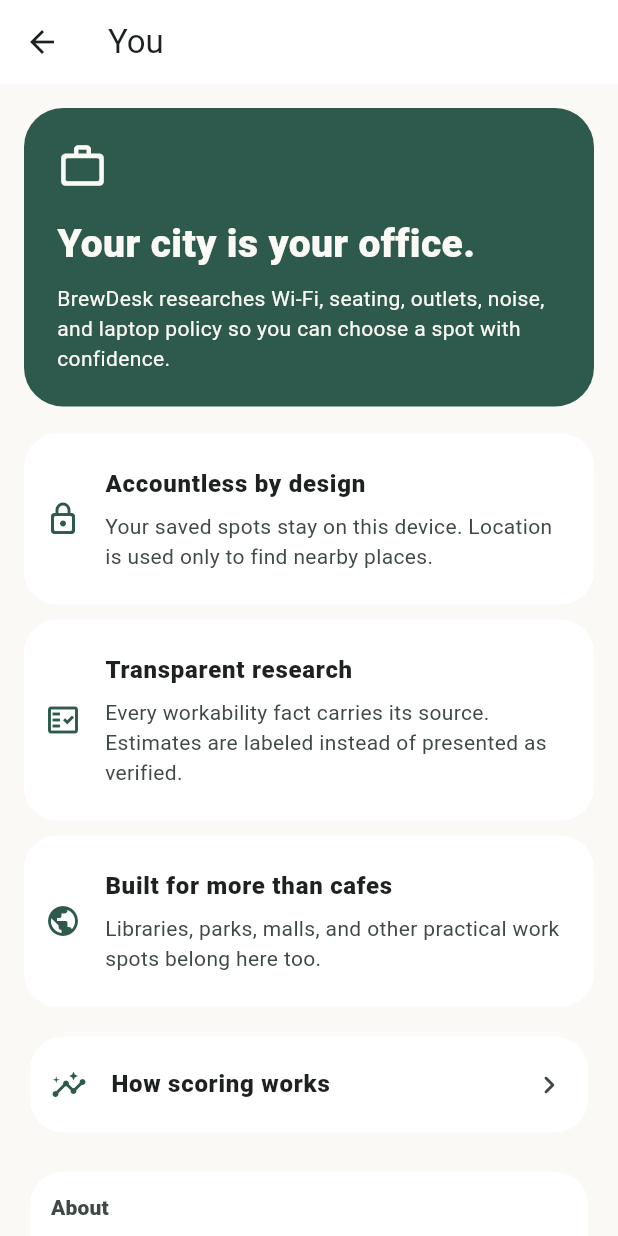
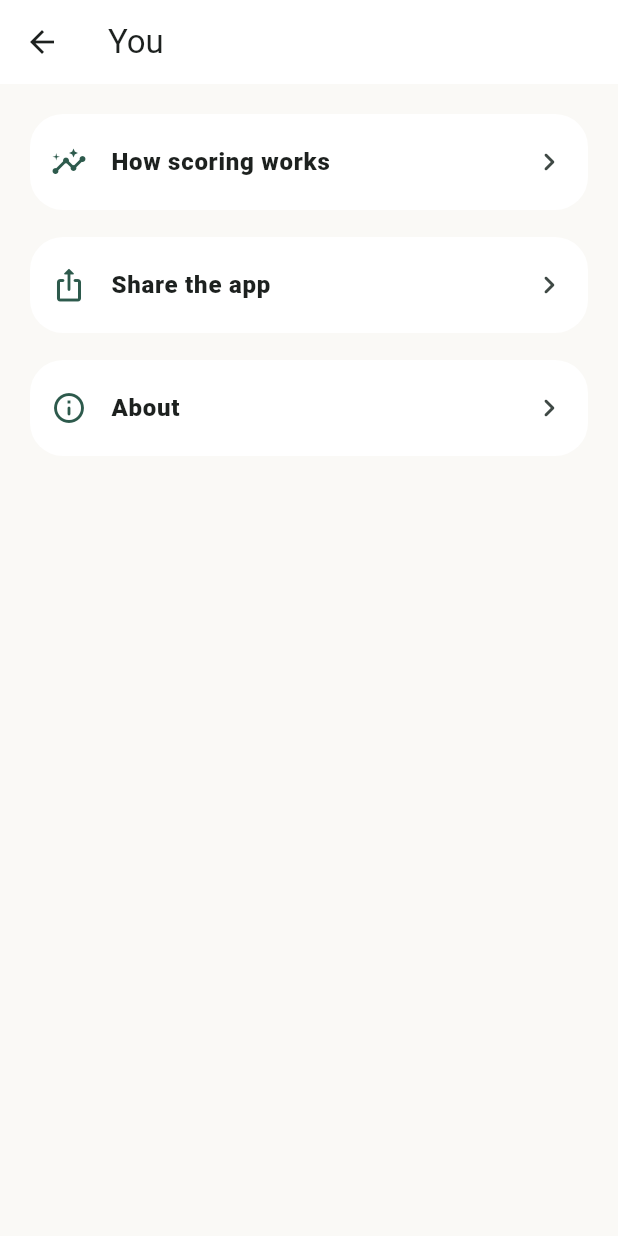
Before and after one commit to mrbam88/bamware-brewdesk-flutter, a Flutter app: the ProfileScreen screen opened directly, on a phone screen of 412 x 824 dp. Run offline on Flutter 3.47's test engine with Material 3 defaults, Android fonts, the phone set to English and light mode, and no system bars; our stand-ins replace connectivity_plus, flutter_map, geolocator, latlong2, package_info_plus, share_plus and 1 more; missing offline and left inert: file_selector; accounts and stored records are empty.

Commit message:
feat(you): compact profile surface, About behind a detail nav (#32)
The You tab was one long splash of hero card + honesty cards +
methodology + legal links. Restructure it Atly-style: a compact list of
nav rows (How scoring works, Share the app, About), with the hero card,
honesty cards, and Support/Privacy/Terms/license/version content now
living behind the About row in a new AboutScreen detail push.

- lib/ui/features/profile/profile_screen.dart: trimmed to the compact
  list; adds an injectable shareApp seam for the new Share-the-app row
  (share_plus) and leaves a `#120 account card slot` comment where the
  future account card goes (out of scope here).
- lib/ui/features/profile/about_screen.dart: new — carries the hero
  card, honesty cards, and the existing Support/Privacy/Terms/
  licenses/version block, unchanged apart from the move.
- l10n: adds profileShareApp and profileAboutTitle in en/es.
- tests: profile_screen_test.dart now covers the compact list, the
  About row opening AboutScreen with the moved content, and the share
  seam; about_screen_test.dart takes over the moved
  version/support/privacy/terms/license coverage; l10n_es_smoke_test
  updated to check the You tab's compact list in Spanish and the hero
  string behind the About row.

Gates:
- flutter gen-l10n && flutter analyze: No issues found!
- flutter test: All tests passed! (110 tests)
- dart format --set-exit-if-changed .: 63 files, 0 changed
- gitleaks detect --source .: no leaks found

Closes #32

Co-Authored-By: Claude Fable 5 <noreply@anthropic.com>
Claude-Session: https://claude.ai/code/session_017FJ5wpc7o6XbHAzDveCgxX

```diff
--- a/lib/l10n/app_en.arb
+++ b/lib/l10n/app_en.arb
@@ -123,6 +123,8 @@
   "profileMoreThanCafesTitle": "Built for more than cafes",
   "profileMoreThanCafesBody": "Libraries, parks, malls, and other practical work spots belong here too.",
   "profileHowScoringWorks": "How scoring works",
+  "profileShareApp": "Share the app",
+  "profileAboutTitle": "About",
   "profileAboutSectionTitle": "About",
   "profileSupport": "Support",
   "profilePrivacyPolicy": "Privacy Policy",
--- a/lib/l10n/app_es.arb
+++ b/lib/l10n/app_es.arb
@@ -90,6 +90,8 @@
   "profileMoreThanCafesTitle": "Pensado para más que cafeterías",
   "profileMoreThanCafesBody": "Bibliotecas, parques, centros comerciales y otros lugares prácticos para trabajar también tienen su lugar aquí.",
   "profileHowScoringWorks": "Cómo funciona la puntuación",
+  "profileShareApp": "Compartir la app",
+  "profileAboutTitle": "Acerca de",
   "profileAboutSectionTitle": "Acerca de",
   "profileSupport": "Soporte",
   "profilePrivacyPolicy": "Política de privacidad",
--- a/lib/l10n/app_localizations.dart
+++ b/lib/l10n/app_localizations.dart
@@ -578,6 +578,18 @@ abstract class AppLocalizations {
   /// **'How scoring works'**
   String get profileHowScoringWorks;
 
+  /// No description provided for @profileShareApp.
+  ///
+  /// In en, this message translates to:
+  /// **'Share the app'**
+  String get profileShareApp;
+
+  /// No description provided for @profileAboutTitle.
+  ///
+  /// In en, this message translates to:
+  /// **'About'**
+  String get profileAboutTitle;
+
   /// No description provided for @profileAboutSectionTitle.
   ///
   /// In en, this message translates to:
--- a/lib/l10n/app_localizations_en.dart
+++ b/lib/l10n/app_localizations_en.dart
@@ -278,6 +278,12 @@ class AppLocalizationsEn extends AppLocalizations {
   String get profileHowScoringWorks => 'How scoring works';
 
   @override
+  String get profileShareApp => 'Share the app';
+
+  @override
+  String get profileAboutTitle => 'About';
+
+  @override
   String get profileAboutSectionTitle => 'About';
 
   @override
--- a/lib/l10n/app_localizations_es.dart
+++ b/lib/l10n/app_localizations_es.dart
@@ -282,6 +282,12 @@ class AppLocalizationsEs extends AppLocalizations {
   String get profileHowScoringWorks => 'Cómo funciona la puntuación';
 
   @override
+  String get profileShareApp => 'Compartir la app';
+
+  @override
+  String get profileAboutTitle => 'Acerca de';
+
+  @override
   String get profileAboutSectionTitle => 'Acerca de';
 
   @override
--- a/lib/ui/features/profile/profile_screen.dart
+++ b/lib/ui/features/profile/profile_screen.dart
@@ -1,13 +1,23 @@
 import 'package:flutter/material.dart';
-import 'package:package_info_plus/package_info_plus.dart';
-import 'package:url_launcher/url_launcher.dart';
+import 'package:share_plus/share_plus.dart';
 
 import '../../../l10n/app_localizations.dart';
-import '../../core/app_theme.dart';
 import '../methodology/methodology_screen.dart';
+import 'about_screen.dart';
 
+/// The You tab (brewdesk-flutter#32): a compact, Atly-style profile list.
+/// The hero card, honesty cards, and Support/Privacy/Terms/license/version
+/// content that used to splash across this surface now live behind the
+/// About row in [AboutScreen] — a detail nav, not front-page content.
 class ProfileScreen extends StatelessWidget {
-  const ProfileScreen({super.key});
+  const ProfileScreen({super.key, this.shareApp});
+
+  /// Test seam: overrides the default [SharePlus] call so widget tests
+  /// don't hit a real platform channel.
+  final Future<void> Function(String text)? shareApp;
+
+  static const _shareText =
+      'BrewDesk — find your next work spot: https://bamware.io/brewdesk';
 
   @override
   Widget build(BuildContext context) {
@@ -17,54 +27,7 @@ class ProfileScreen extends StatelessWidget {
       body: ListView(
         padding: const EdgeInsets.all(16),
         children: [
-          Container(
-            padding: const EdgeInsets.all(22),
-            decoration: BoxDecoration(
-              color: AppColors.green,
-              borderRadius: BorderRadius.circular(26),
-            ),
-            child: Column(
-              crossAxisAlignment: CrossAxisAlignment.start,
-              children: [
-                const Icon(
-                  Icons.work_outline_rounded,
-                  color: AppColors.cream,
-                  size: 34,
-                ),
-                const SizedBox(height: 16),
-                Text(
-                  l10n.profileHeroTitle,
-                  style: const TextStyle(
-                    color: AppColors.cream,
-                    fontSize: 26,
-                    fontWeight: FontWeight.w900,
-                  ),
-                ),
-                const SizedBox(height: 8),
-                Text(
-                  l10n.profileHeroBody,
-                  style: const TextStyle(color: AppColors.cream, height: 1.4),
-                ),
-              ],
-            ),
-          ),
-          const SizedBox(height: 18),
-          _InfoTile(
-            icon: Icons.lock_outline_rounded,
-            title: l10n.profileAccountlessTitle,
-            subtitle: l10n.profileAccountlessBody,
-          ),
-          _InfoTile(
-            icon: Icons.fact_check_outlined,
-            title: l10n.profileTransparentTitle,
-            subtitle: l10n.profileTransparentBody,
-          ),
-          _InfoTile(
-            icon: Icons.public_rounded,
-            title: l10n.profileMoreThanCafesTitle,
-            subtitle: l10n.profileMoreThanCafesBody,
-          ),
-          const SizedBox(height: 6),
+          // #120 account card slot
           _NavTile(
             icon: Icons.insights_rounded,
             title: l10n.profileHowScoringWorks,
@@ -72,38 +35,31 @@ class ProfileScreen extends StatelessWidget {
               MaterialPageRoute(builder: (_) => const MethodologyScreen()),
             ),
           ),
-          const SizedBox(height: 18),
-          const _AboutSection(),
+          const SizedBox(height: 10),
+          _NavTile(
+            icon: Icons.ios_share_rounded,
+            title: l10n.profileShareApp,
+            onTap: _shareTheApp,
+          ),
+          const SizedBox(height: 10),
+          _NavTile(
+            icon: Icons.info_outline_rounded,
+            title: l10n.profileAboutTitle,
+            onTap: () => Navigator.of(context)
+                .push(MaterialPageRoute(builder: (_) => const AboutScreen())),
+          ),
         ],
       ),
     );
   }
-}
 
-class _InfoTile extends StatelessWidget {
-  const _InfoTile({
-    required this.icon,
-    required this.title,
-    required this.subtitle,
-  });
-  final IconData icon;
-  final String title;
-  final String subtitle;
+  Future<void> _shareTheApp() {
+    final share = shareApp ?? _defaultShare;
+    return share(_shareText);
+  }
 
-  @override
-  Widget build(BuildContext context) {
-    return Card(
-      margin: const EdgeInsets.only(bottom: 10),
-      child: ListTile(
-        contentPadding: const EdgeInsets.all(14),
-        leading: Icon(icon, color: Theme.of(context).colorScheme.primary),
-        title: Text(title, style: const TextStyle(fontWeight: FontWeight.w800)),
-        subtitle: Padding(
-          padding: const EdgeInsets.only(top: 6),
-          child: Text(subtitle),
-        ),
-      ),
-    );
+  Future<void> _defaultShare(String text) async {
+    await SharePlus.instance.share(ShareParams(text: text));
   }
 }
 
@@ -131,124 +87,3 @@ class _NavTile extends StatelessWidget {
     );
   }
 }
-
-/// Support/legal/version rows (brewdesk-flutter#9). Mirrors the iOS You
-/// tab's About section — Support, Privacy Policy, Terms of Use, open-source
-/// licenses, and the real package version.
-class _AboutSection extends StatelessWidget {
-  const _AboutSection();
-
-  static final Uri _supportUri = Uri.parse(
-    'https://bamware.io/brewdesk/support',
-  );
-  static final Uri _privacyUri = Uri.parse(
-    'https://bamware.io/brewdesk/privacy',
-  );
-  static final Uri _termsUri = Uri.parse('https://bamware.io/brewdesk/terms');
-
-  @override
-  Widget build(BuildContext context) {
-    final theme = Theme.of(context);
-    final l10n = AppLocalizations.of(context)!;
-    return Card(
-      child: Column(
-        children: [
-          Padding(
-            padding: const EdgeInsets.fromLTRB(14, 14, 14, 4),
-            child: Align(
-              alignment: Alignment.centerLeft,
-              child: Text(
-                l10n.profileAboutSectionTitle,
-                style: theme.textTheme.labelLarge?.copyWith(
-                  fontWeight: FontWeight.w800,
-                  color: theme.colorScheme.onSurfaceVariant,
-                ),
-              ),
-            ),
-          ),
-          _AboutRow(
-            icon: Icons.mail_outline_rounded,
-            label: l10n.profileSupport,
-            onTap: () => launchUrl(_supportUri),
-          ),
-          _AboutRow(
-            icon: Icons.privacy_tip_outlined,
-            label: l10n.profilePrivacyPolicy,
-            onTap: () => launchUrl(_privacyUri),
-          ),
-          _AboutRow(
-            icon: Icons.gavel_outlined,
-            label: l10n.profileTermsOfUse,
-            onTap: () => launchUrl(_termsUri),
-          ),
-          _AboutRow(
-            icon: Icons.description_outlined,
-            label: l10n.profileOpenSourceLicenses,
-            onTap: () =>
-                showLicensePage(context: context, applicationName: 'BrewDesk'),
-          ),
-          const _VersionRow(),
-        ],
-      ),
-    );
-  }
-}
-
-class _AboutRow extends StatelessWidget {
-  const _AboutRow({
-    required this.icon,
-    required this.label,
-    required this.onTap,
-  });
-
-  final IconData icon;
-  final String label;
-  final VoidCallback onTap;
-
-  @override
-  Widget build(BuildContext context) {
-    return ListTile(
-      contentPadding: const EdgeInsets.symmetric(horizontal: 14),
-      leading: Icon(icon, color: Theme.of(context).colorScheme.primary),
-      title: Text(label),
-      trailing: const Icon(Icons.chevron_right_rounded),
-      onTap: onTap,
-    );
-  }
-}
-
-class _VersionRow extends StatelessWidget {
-  const _VersionRow();
-
-  @override
-  Widget build(BuildContext context) {
-    final l10n = AppLocalizations.of(context)!;
-    return Padding(
-      padding: const EdgeInsets.fromLTRB(14, 4, 14, 14),
-      child: FutureBuilder<PackageInfo>(
-        future: PackageInfo.fromPlatform(),
-        builder: (context, snapshot) {
-          final info = snapshot.data;
-          final label = info == null
-              ? '…'
-              : '${info.version} (${info.buildNumber})';
-          return Row(
-            children: [
-              Text(
-                l10n.profileVersionLabel,
-                style: Theme.of(context).textTheme.bodyMedium,
-              ),
-              const Spacer(),
-              Text(
-                label,
-                style: Theme.of(context).textTheme.bodyMedium?.copyWith(
-                  color: Theme.of(context).colorScheme.onSurfaceVariant,
-                ),
-              ),
-            ],
-          );
-        },
-      ),
-    );
-  }
-}
```
Also changed, not shown: lib/ui/features/profile/about_screen.dart (added, +224 -0 lines), 3 other files.
